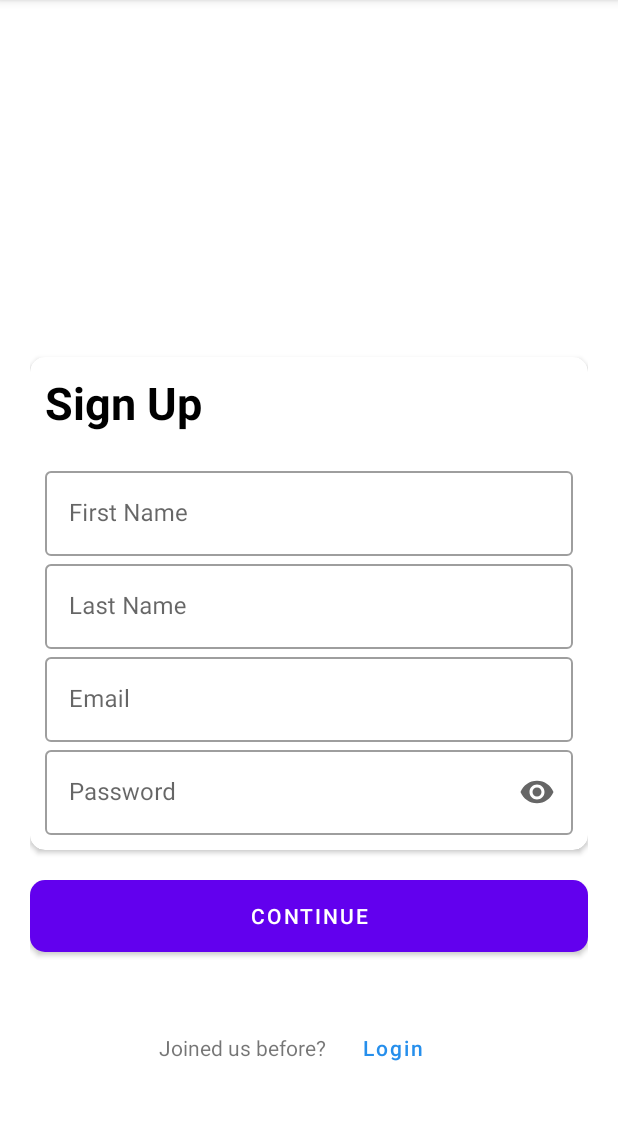
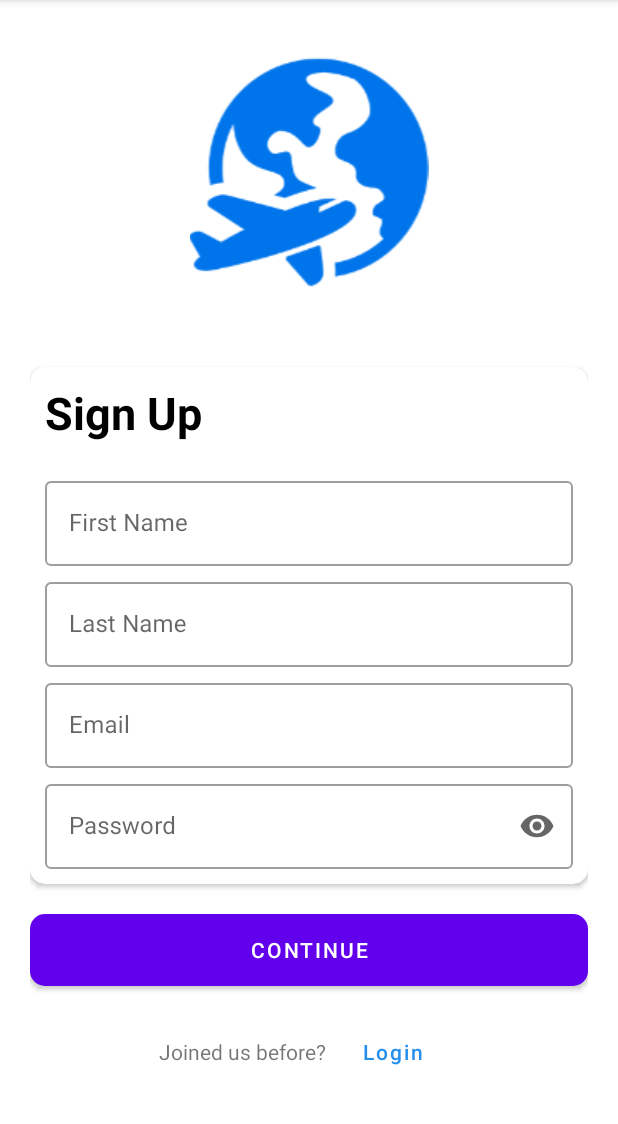
Before and after one commit to vishkalsi/TravelPal, an Android app: the screen it shows after launch (Signup_Page), on a phone screen of 412 x 824 dp, the part 84-1208 px from its top. Run offline under Robolectric (Android 15) with nearby library versions, the phone set to English and light mode, and no system bars.

Commit message:
Image added on signup page

```diff
--- a/app/src/main/res/layout/activity_signup_page.xml
+++ b/app/src/main/res/layout/activity_signup_page.xml
@@ -13,19 +13,26 @@
         android:layout_width="match_parent"
         android:layout_height="match_parent"
         android:layout_alignParentTop="true"
-        android:layout_marginTop="8dp">
+        >
 
         <LinearLayout
             android:layout_width="match_parent"
             android:layout_height="wrap_content"
-            android:layout_marginTop="200dp"
             android:orientation="vertical"
             android:padding="20dp">
+            <ImageView
+                android:layout_width="match_parent"
+                android:layout_height="match_parent"
+                android:src="@drawable/airplane"
+                android:layout_marginTop="15dp"
+                android:layout_gravity="center">
+
+            </ImageView>
 
             <androidx.cardview.widget.CardView
                 android:layout_width="match_parent"
                 android:layout_height="wrap_content"
-                android:layout_marginTop="10dp"
+                android:layout_marginTop="50dp"
                 app:cardBackgroundColor="@color/whiteTextColor"
                 app:cardCornerRadius="10dp">
 
@@ -67,7 +74,8 @@
                         android:layout_width="match_parent"
                         android:layout_height="wrap_content"
                         android:hint="@string/last_name"
-                        app:endIconMode="clear_text">
+                        app:endIconMode="clear_text"
+                        android:layout_marginTop="5dp">
 
                         <com.google.android.material.textfield.TextInputEditText
                             android:layout_width="match_parent"
@@ -81,7 +89,8 @@
                         android:layout_width="match_parent"
                         android:layout_height="wrap_content"
                         android:hint="@string/email"
-                        app:endIconMode="clear_text">
+                        app:endIconMode="clear_text"
+                        android:layout_marginTop="5dp">
 
                         <com.google.android.material.textfield.TextInputEditText
                             android:layout_width="match_parent"
@@ -95,7 +104,8 @@
                         android:layout_width="match_parent"
                         android:layout_height="wrap_content"
                         android:hint="@string/password"
-                        app:endIconMode="password_toggle">
+                        app:endIconMode="password_toggle"
+                        android:layout_marginTop="5dp">
 
                         <com.google.android.material.textfield.TextInputEditText
                             android:layout_width="match_parent"
@@ -120,7 +130,7 @@
             <LinearLayout
                 android:layout_width="match_parent"
                 android:layout_height="wrap_content"
-                android:layout_marginTop="40dp"
+                android:layout_marginTop="20dp"
                 android:layout_gravity="center_vertical"
 
                 android:gravity="center"
```
Also changed, not shown: app/src/main/res/drawable/airplane.png (added).
